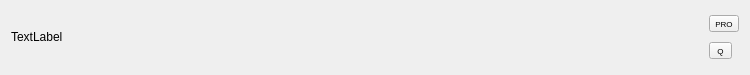
Old version of the form Graffik/gui/film/MotionArea/motionbase.ui in the repository DynamicPerception/Graffik_Legacy.
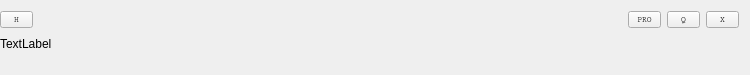
New version of the form.

What changed in the file:
```diff
--- a/Graffik/gui/film/MotionArea/motionbase.ui
+++ b/Graffik/gui/film/MotionArea/motionbase.ui
@@ -20,40 +20,12 @@
    <string>Form</string>
   </property>
   <layout class="QHBoxLayout" name="horizontalLayout">
+   <property name="leftMargin">
+    <number>0</number>
+   </property>
    <item>
     <layout class="QGridLayout" name="gridLayout">
-     <item row="0" column="1">
-      <widget class="QToolButton" name="scaleButton">
-       <property name="font">
-        <font>
-         <pointsize>6</pointsize>
-        </font>
-       </property>
-       <property name="text">
-        <string>PRO</string>
-       </property>
-      </widget>
-     </item>
-     <item row="0" column="0" rowspan="2">
-      <widget class="QLabel" name="nameLabel">
-       <property name="text">
-        <string>TextLabel</string>
-       </property>
-      </widget>
-     </item>
-     <item row="1" column="1">
-      <widget class="QToolButton" name="easeButton">
-       <property name="font">
-        <font>
-         <pointsize>6</pointsize>
-        </font>
-       </property>
-       <property name="text">
-        <string> Q </string>
-       </property>
-      </widget>
-     </item>
-     <item row="2" column="0" colspan="2">
+     <item row="3" column="0" colspan="8">
       <spacer name="horizontalSpacer">
        <property name="orientation">
         <enum>Qt::Horizontal</enum>
@@ -63,12 +35,83 @@
        </property>
        <property name="sizeHint" stdset="0">
         <size>
-         <width>50</width>
-         <height>1</height>
+         <width>75</width>
+         <height>10</height>
         </size>
        </property>
       </spacer>
      </item>
+     <item row="2" column="0" colspan="8">
+      <widget class="QLabel" name="nameLabel">
+       <property name="text">
+        <string>TextLabel</string>
+       </property>
+      </widget>
+     </item>
+     <item row="1" column="7">
+      <widget class="QToolButton" name="muteButton">
+       <property name="font">
+        <font>
+         <family>Courier</family>
+         <pointsize>6</pointsize>
+        </font>
+       </property>
+       <property name="toolTip">
+        <string>Mute</string>
+       </property>
+       <property name="text">
+        <string> X </string>
+       </property>
+      </widget>
+     </item>
+     <item row="1" column="6">
+      <widget class="QToolButton" name="easeButton">
+       <property name="font">
+        <font>
+         <family>Courier</family>
+         <pointsize>6</pointsize>
+        </font>
+       </property>
+       <property name="toolTip">
+        <string>Curve</string>
+       </property>
+       <property name="text">
+        <string> Q </string>
+       </property>
+      </widget>
+     </item>
+     <item row="1" column="5">
+      <widget class="QToolButton" name="scaleButton">
+       <property name="font">
+        <font>
+         <family>Courier</family>
+         <pointsize>6</pointsize>
+        </font>
+       </property>
+       <property name="toolTip">
+        <string>Display</string>
+       </property>
+       <property name="text">
+        <string>PRO</string>
+       </property>
+      </widget>
+     </item>
+     <item row="1" column="0" colspan="5">
+      <widget class="QToolButton" name="resButton">
+       <property name="font">
+        <font>
+         <family>Courier</family>
+         <pointsize>6</pointsize>
+        </font>
+       </property>
+       <property name="toolTip">
+        <string>Resolution</string>
+       </property>
+       <property name="text">
+        <string> H </string>
+       </property>
+      </widget>
+     </item>
     </layout>
    </item>
   </layout>
```
